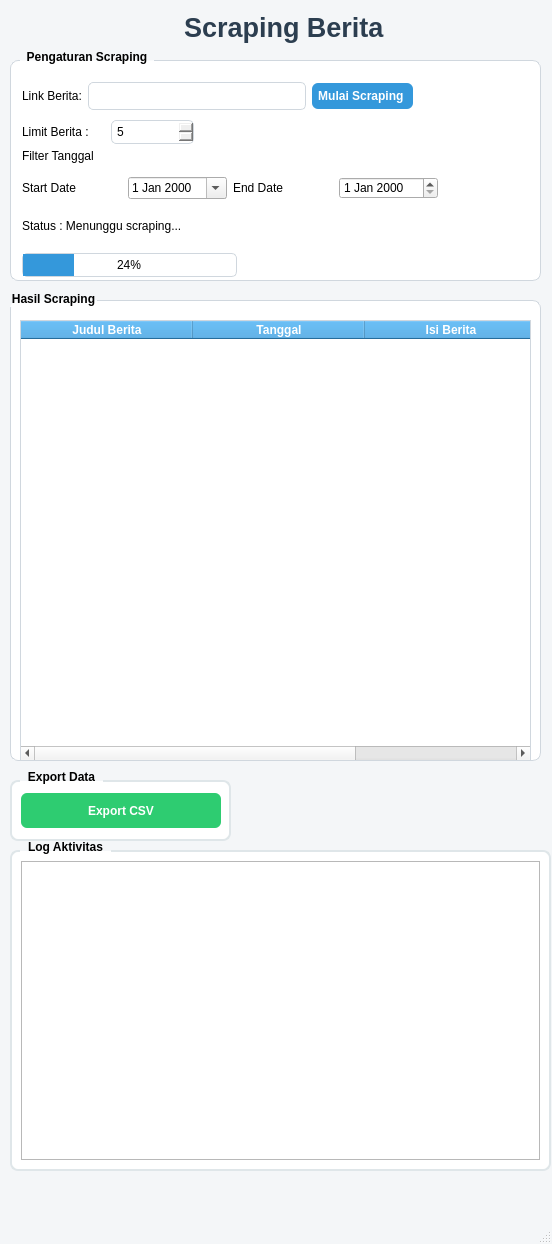
Before: the Qt Designer form gui/layout.ui in RyhmnyRin/A5-Scrapping-Berita, drawn with Qt 5.
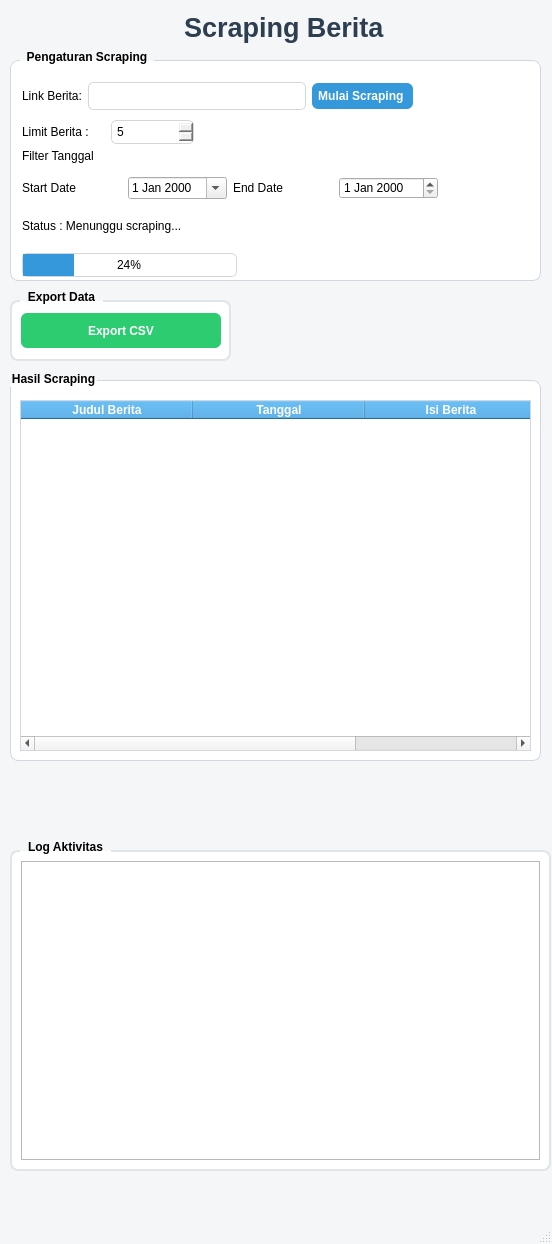
After: the same form once the commit is applied.

Commit message: Fix export CSV button visibility in UI layout

What changed in the file:
```diff
--- a/gui/layout.ui
+++ b/gui/layout.ui
@@ -317,7 +317,7 @@
     <property name="geometry">
      <rect>
       <x>10</x>
-      <y>770</y>
+    <y>290</y>
       <width>221</width>
       <height>71</height>
      </rect>
@@ -385,9 +385,9 @@
     <property name="geometry">
      <rect>
       <x>10</x>
-      <y>290</y>
+    <y>370</y>
       <width>531</width>
-      <height>471</height>
+    <height>391</height>
      </rect>
     </property>
     <property name="styleSheet">
@@ -408,7 +408,7 @@
        <x>10</x>
        <y>30</y>
        <width>511</width>
-       <height>441</height>
+         <height>351</height>
       </rect>
      </property>
      <property name="minimumSize">
```
